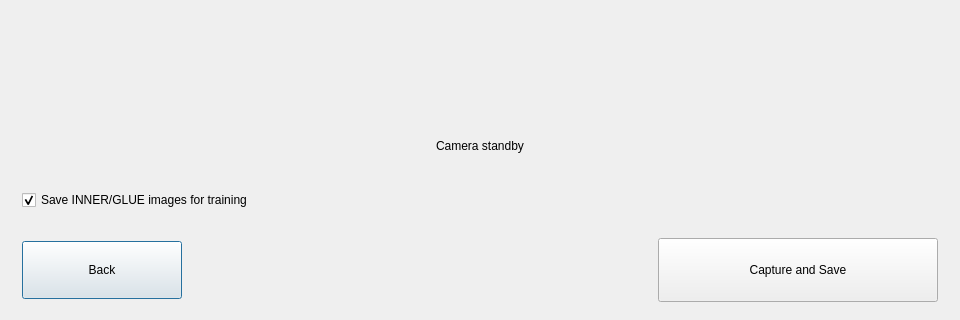
Before: the Qt Designer form tf_gui/ui/camera_monitor_dialog.ui in yhe21/tf-inner-gui, drawn with Qt 5; both pictures show x 0 to 960 and y 240 to 560 of the 960 by 560 pixel window.
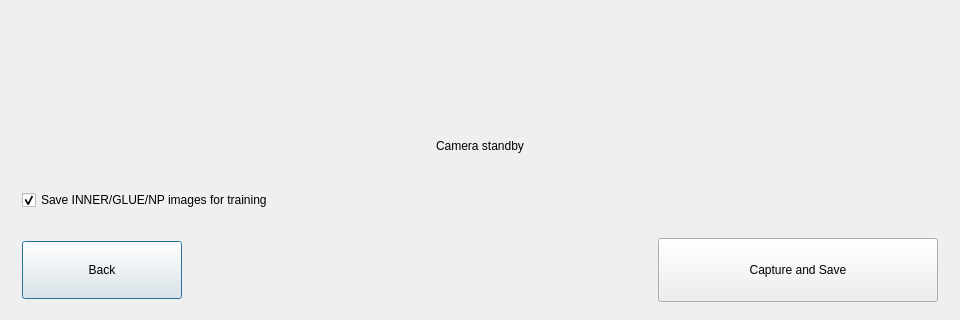
After: the same form once the commit is applied.

```diff
--- a/tf_gui/ui/camera_monitor_dialog.ui
+++ b/tf_gui/ui/camera_monitor_dialog.ui
@@ -83,7 +83,7 @@
    <item>
     <widget class="QCheckBox" name="chkSaveProductionImages">
      <property name="minimumSize"><size><width>0</width><height>48</height></size></property>
-     <property name="text"><string>Save INNER/GLUE images for training</string></property>
+     <property name="text"><string>Save INNER/GLUE/NP images for training</string></property>
      <property name="checked"><bool>true</bool></property>
     </widget>
    </item>
```
